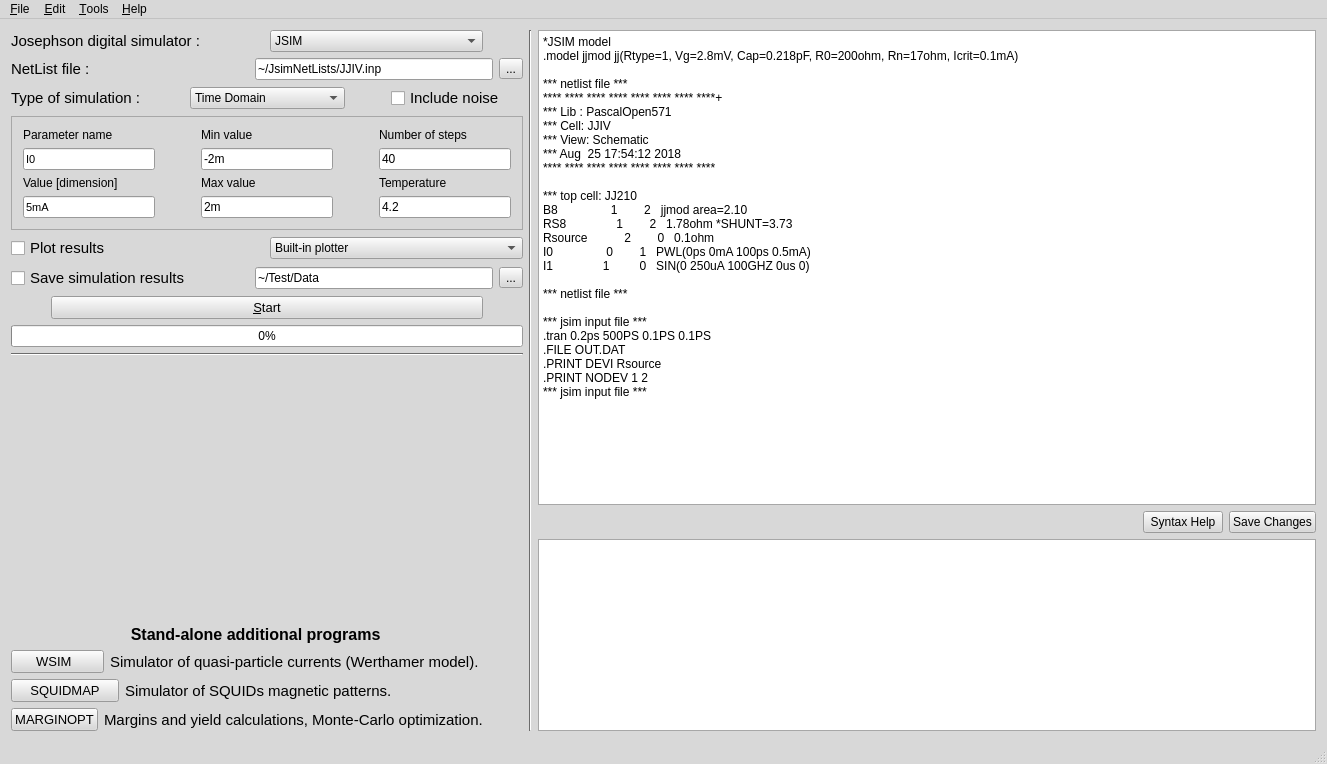
First picture: the form in mainwindow.ui, repository SasanRazm/JOINUS, before the edit.
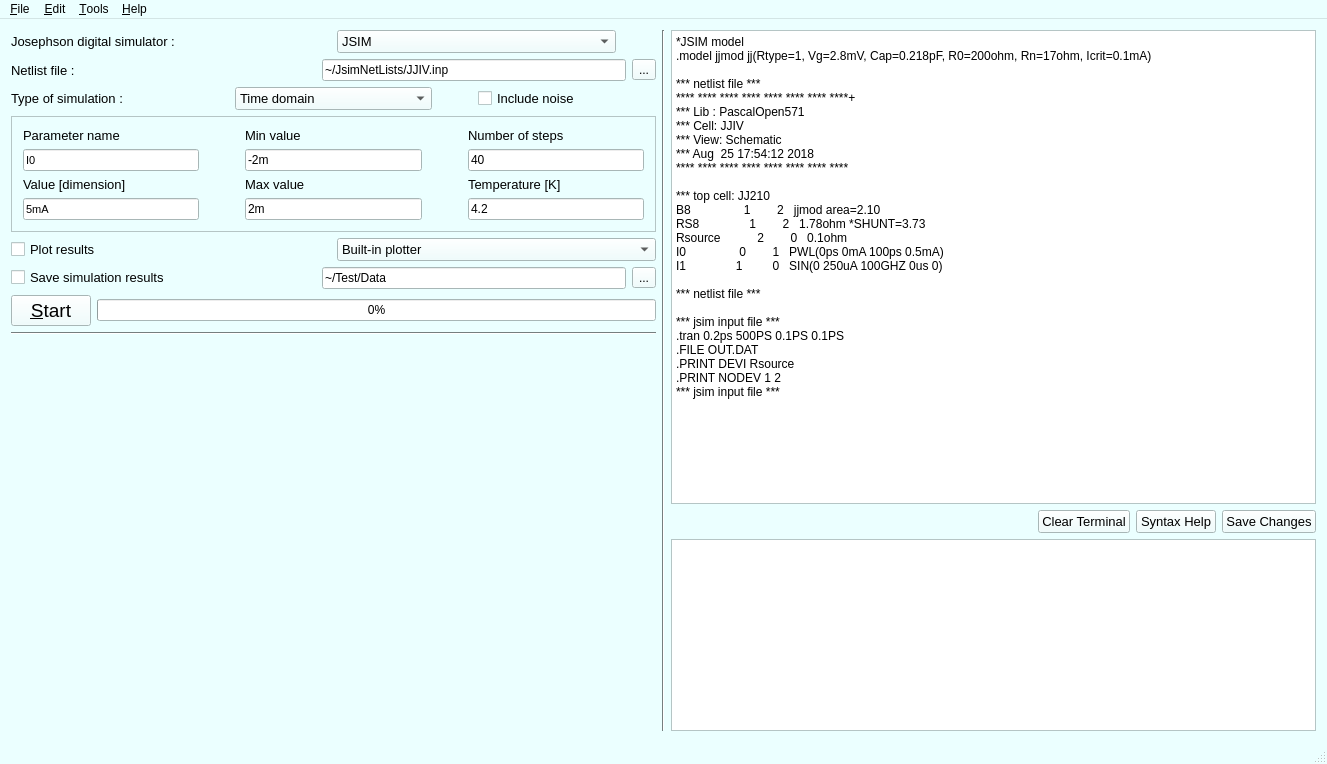
Second picture: the form after the edit.

```diff
--- a/mainwindow.ui
+++ b/mainwindow.ui
@@ -40,9 +40,9 @@
      <colorrole role="Button">
       <brush brushstyle="SolidPattern">
        <color alpha="255">
-        <red>216</red>
-        <green>216</green>
-        <blue>216</blue>
+        <red>235</red>
+        <green>255</green>
+        <blue>255</blue>
        </color>
       </brush>
      </colorrole>
@@ -58,27 +58,27 @@
      <colorrole role="Midlight">
       <brush brushstyle="SolidPattern">
        <color alpha="255">
-        <red>235</red>
-        <green>235</green>
-        <blue>235</blue>
+        <red>245</red>
+        <green>255</green>
+        <blue>255</blue>
        </color>
       </brush>
      </colorrole>
      <colorrole role="Dark">
       <brush brushstyle="SolidPattern">
        <color alpha="255">
-        <red>108</red>
-        <green>108</green>
-        <blue>108</blue>
+        <red>117</red>
+        <green>127</green>
+        <blue>127</blue>
        </color>
       </brush>
      </colorrole>
      <colorrole role="Mid">
       <brush brushstyle="SolidPattern">
        <color alpha="255">
-        <red>144</red>
-        <green>144</green>
-        <blue>144</blue>
+        <red>157</red>
+        <green>170</green>
+        <blue>170</blue>
        </color>
       </brush>
      </colorrole>
@@ -121,9 +121,9 @@
      <colorrole role="Window">
       <brush brushstyle="SolidPattern">
        <color alpha="255">
-        <red>216</red>
-        <green>216</green>
-        <blue>216</blue>
+        <red>235</red>
+        <green>255</green>
+        <blue>255</blue>
        </color>
       </brush>
      </colorrole>
@@ -139,9 +139,9 @@
      <colorrole role="AlternateBase">
       <brush brushstyle="SolidPattern">
        <color alpha="255">
-        <red>235</red>
-        <green>235</green>
-        <blue>235</blue>
+        <red>245</red>
+        <green>255</green>
+        <blue>255</blue>
        </color>
       </brush>
      </colorrole>
@@ -163,6 +163,15 @@
        </color>
       </brush>
      </colorrole>
+     <colorrole role="PlaceholderText">
+      <brush brushstyle="NoBrush">
+       <color alpha="128">
+        <red>0</red>
+        <green>0</green>
+        <blue>0</blue>
+       </color>
+      </brush>
+     </colorrole>
     </active>
     <inactive>
      <colorrole role="WindowText">
@@ -177,9 +186,9 @@
      <colorrole role="Button">
       <brush brushstyle="SolidPattern">
        <color alpha="255">
-        <red>216</red>
-        <green>216</green>
-        <blue>216</blue>
+        <red>235</red>
+        <green>255</green>
+        <blue>255</blue>
        </color>
       </brush>
      </colorrole>
@@ -195,27 +204,27 @@
      <colorrole role="Midlight">
       <brush brushstyle="SolidPattern">
        <color alpha="255">
-        <red>235</red>
-        <green>235</green>
-        <blue>235</blue>
+        <red>245</red>
+        <green>255</green>
+        <blue>255</blue>
        </color>
       </brush>
      </colorrole>
      <colorrole role="Dark">
       <brush brushstyle="SolidPattern">
        <color alpha="255">
-        <red>108</red>
-        <green>108</green>
-        <blue>108</blue>
+        <red>117</red>
+        <green>127</green>
+        <blue>127</blue>
        </color>
       </brush>
      </colorrole>
      <colorrole role="Mid">
       <brush brushstyle="SolidPattern">
        <color alpha="255">
-        <red>144</red>
-        <green>144</green>
-        <blue>144</blue>
+        <red>157</red>
+        <green>170</green>
+        <blue>170</blue>
        </color>
       </brush>
      </colorrole>
@@ -258,9 +267,9 @@
      <colorrole role="Window">
       <brush brushstyle="SolidPattern">
        <color alpha="255">
-        <red>216</red>
-        <green>216</green>
-        <blue>216</blue>
+        <red>235</red>
+        <green>255</green>
+        <blue>255</blue>
        </color>
       </brush>
      </colorrole>
@@ -276,9 +285,9 @@
      <colorrole role="AlternateBase">
       <brush brushstyle="SolidPattern">
        <color alpha="255">
-        <red>235</red>
-        <green>235</green>
-        <blue>235</blue>
+        <red>245</red>
+        <green>255</green>
+        <blue>255</blue>
        </color>
       </brush>
      </colorrole>
@@ -300,23 +309,32 @@
        </color>
       </brush>
      </colorrole>
+     <colorrole role="PlaceholderText">
+      <brush brushstyle="NoBrush">
+       <color alpha="128">
+        <red>0</red>
+        <green>0</green>
+        <blue>0</blue>
+       </color>
+      </brush>
+     </colorrole>
     </inactive>
     <disabled>
      <colorrole role="WindowText">
       <brush brushstyle="SolidPattern">
        <color alpha="255">
-        <red>108</red>
-        <green>108</green>
-        <blue>108</blue>
+        <red>117</red>
+        <green>127</green>
+        <blue>127</blue>
        </color>
       </brush>
      </colorrole>
      <colorrole role="Button">
       <brush brushstyle="SolidPattern">
        <color alpha="255">
-        <red>216</red>
-        <green>216</green>
-        <blue>216</blue>
+        <red>235</red>
+        <green>255</green>
+        <blue>255</blue>
        </color>
       </brush>
      </colorrole>
@@ -332,36 +350,36 @@
      <colorrole role="Midlight">
       <brush brushstyle="SolidPattern">
        <color alpha="255">
-        <red>235</red>
-        <green>235</green>
-        <blue>235</blue>
+        <red>245</red>
+        <green>255</green>
+        <blue>255</blue>
        </color>
       </brush>
      </colorrole>
      <colorrole role="Dark">
       <brush brushstyle="SolidPattern">
        <color alpha="255">
-        <red>108</red>
-        <green>108</green>
-        <blue>108</blue>
+        <red>117</red>
+        <green>127</green>
+        <blue>127</blue>
        </color>
       </brush>
      </colorrole>
      <colorrole role="Mid">
       <brush brushstyle="SolidPattern">
        <color alpha="255">
-        <red>144</red>
-        <green>144</green>
-        <blue>144</blue>
+        <red>157</red>
+        <green>170</green>
+        <blue>170</blue>
        </color>
       </brush>
      </colorrole>
      <colorrole role="Text">
       <brush brushstyle="SolidPattern">
        <color alpha="255">
-        <red>108</red>
-        <green>108</green>
-        <blue>108</blue>
+        <red>117</red>
+        <green>127</green>
+        <blue>127</blue>
        </color>
       </brush>
      </colorrole>
@@ -377,27 +395,27 @@
      <colorrole role="ButtonText">
       <brush brushstyle="SolidPattern">
        <color alpha="255">
-        <red>108</red>
-        <green>108</green>
-        <blue>108</blue>
+        <red>117</red>
+        <green>127</green>
+        <blue>127</blue>
        </color>
       </brush>
      </colorrole>
      <colorrole role="Base">
       <brush brushstyle="SolidPattern">
        <color alpha="255">
-        <red>216</red>
-        <green>216</green>
-        <blue>216</blue>
+        <red>235</red>
+        <green>255</green>
+        <blue>255</blue>
        </color>
       </brush>
      </colorrole>
      <colorrole role="Window">
       <brush brushstyle="SolidPattern">
        <color alpha="255">
-        <red>216</red>
-        <green>216</green>
-        <blue>216</blue>
+        <red>235</red>
+        <green>255</green>
+        <blue>255</blue>
        </color>
       </brush>
      </colorrole>
@@ -413,9 +431,9 @@
      <colorrole role="AlternateBase">
       <brush brushstyle="SolidPattern">
        <color alpha="255">
-        <red>216</red>
-        <green>216</green>
-        <blue>216</blue>
+        <red>235</red>
+        <green>255</green>
+        <blue>255</blue>
        </color>
       </brush>
      </colorrole>
@@ -437,11 +455,20 @@
        </color>
       </brush>
      </colorrole>
+     <colorrole role="PlaceholderText">
+      <brush brushstyle="NoBrush">
+       <color alpha="128">
+        <red>0</red>
+        <green>0</green>
+        <blue>0</blue>
+       </color>
+      </brush>
+     </colorrole>
     </disabled>
    </palette>
   </property>
   <property name="cursor">
-   <cursorShape>PointingHandCursor</cursorShape>
+   <cursorShape>ArrowCursor</cursorShape>
   </property>
   <property name="focusPolicy">
    <enum>Qt::NoFocus</enum>
@@ -450,7 +477,7 @@
    <enum>Qt::DefaultContextMenu</enum>
   </property>
   <property name="windowTitle">
-   <string>JOINUS - JOsephson INterface Utility Software</string>
+   <string>JOINUS 2.0- JOsephson INterface Utility Software</string>
   </property>
   <property name="toolButtonStyle">
    <enum>Qt::ToolButtonTextBesideIcon</enum>
@@ -472,9 +499,8 @@
              <widget class="QLabel" name="label">
               <property name="font">
                <font>
-                <pointsize>11</pointsize>
-                <weight>50</weight>
-                <bold>false</bold>
+                <family>Arial</family>
+                <pointsize>10</pointsize>
                </font>
               </property>
               <property name="text">
@@ -500,6 +526,12 @@
             </item>
             <item>
              <widget class="QComboBox" name="SimComboBox">
+              <property name="font">
+               <font>
+                <family>Arial</family>
+                <pointsize>10</pointsize>
+               </font>
+              </property>
               <property name="statusTip">
                <string>Choose Simulator Executable File</string>
               </property>
@@ -510,7 +542,7 @@
               </item>
               <item>
                <property name="text">
-                <string>JoSIM</string>
+                <string>JoSIM (V2.3)</string>
                </property>
               </item>
              </widget>
@@ -539,13 +571,12 @@
              <widget class="QLabel" name="label_2">
               <property name="font">
                <font>
-                <pointsize>11</pointsize>
-                <weight>50</weight>
-                <bold>false</bold>
+                <family>Arial</family>
+                <pointsize>10</pointsize>
                </font>
               </property>
               <property name="text">
-               <string>NetList file :</string>
+               <string>Netlist file :</string>
               </property>
              </widget>
             </item>
@@ -583,9 +614,8 @@
              <widget class="QLabel" name="label_3">
               <property name="font">
                <font>
-                <pointsize>11</pointsize>
-                <weight>50</weight>
-                <bold>false</bold>
+                <family>Arial</family>
+                <pointsize>10</pointsize>
                </font>
               </property>
               <property name="text">
@@ -611,6 +641,12 @@
             </item>
             <item>
              <widget class="QComboBox" name="TypeComboBox">
+              <property name="font">
+               <font>
+                <family>Arial</family>
+                <pointsize>10</pointsize>
+               </font>
+              </property>
               <property name="statusTip">
                <string>Choose Simulatoin Type From List</string>
               </property>
@@ -622,37 +658,37 @@
               </property>
               <item>
                <property name="text">
-                <string>Time Domain</string>
+                <string>Time domain</string>
                </property>
               </item>
               <item>
                <property name="text">
-                <string>I-V Characteristics</string>
+                <string>Parametric analysis</string>
                </property>
               </item>
               <item>
                <property name="text">
-                <string>Parametric Analysis</string>
+                <string>Temperature analysis</string>
                </property>
               </item>
               <item>
                <property name="text">
-                <string>Temperature Analysis</string>
+                <string>Bit Error Rate (BER)</string>
                </property>
               </item>
               <item>
                <property name="text">
-                <string>Bit Error Rate</string>
+                <string>Frequency response</string>
                </property>
               </item>
               <item>
                <property name="text">
-                <string>Frequency Response</string>
+                <string>I-V characteristics (accurate)</string>
                </property>
               </item>
               <item>
                <property name="text">
-                <string>I-V Characteristics Fast</string>
+                <string>I-V characteristics (fast)</string>
                </property>
               </item>
              </widget>
@@ -677,9 +713,8 @@
              <widget class="QCheckBox" name="NoiseCheckBox">
               <property name="font">
                <font>
-                <pointsize>11</pointsize>
-                <weight>50</weight>
-                <bold>false</bold>
+                <family>Arial</family>
+                <pointsize>10</pointsize>
                </font>
               </property>
               <property name="statusTip">
@@ -709,7 +744,8 @@
                   <widget class="QLabel" name="label_11">
                    <property name="font">
                     <font>
-                     <pointsize>9</pointsize>
+                     <family>Arial</family>
+                     <pointsize>10</pointsize>
                     </font>
                    </property>
                    <property name="text">
@@ -745,7 +781,8 @@
                   <widget class="QLabel" name="label_12">
                    <property name="font">
                     <font>
-                     <pointsize>9</pointsize>
+                     <family>Arial</family>
+                     <pointsize>10</pointsize>
                     </font>
                    </property>
                    <property name="frameShape">
@@ -804,7 +841,8 @@
                   <widget class="QLabel" name="label_9">
                    <property name="font">
                     <font>
-                     <pointsize>9</pointsize>
+                     <family>Arial</family>
+                     <pointsize>10</pointsize>
                     </font>
                    </property>
                    <property name="text">
@@ -835,7 +873,8 @@
                   <widget class="QLabel" name="label_10">
                    <property name="font">
                     <font>
-                     <pointsize>9</pointsize>
+                     <family>Arial</family>
+                     <pointsize>10</pointsize>
                     </font>
                    </property>
                    <property name="text">
@@ -886,7 +925,8 @@
                   <widget class="QLabel" name="label_7">
                    <property name="font">
                     <font>
-                     <pointsize>9</pointsize>
+                     <family>Arial</family>
+                     <pointsize>10</pointsize>
                     </font>
                    </property>
                    <property name="text">
@@ -917,11 +957,12 @@
                   <widget class="QLabel" name="label_8">
                    <property name="font">
                     <font>
-                     <pointsize>9</pointsize>
+                     <family>Arial</family>
+                     <pointsize>10</pointsize>
                     </font>
                    </property>
                    <property name="text">
-                    <string>Temperature</string>
+                    <string>Temperature [K]</string>
                    </property>
                   </widget>
                  </item>
@@ -957,9 +998,8 @@
              <widget class="QCheckBox" name="PlotCheckBox">
               <property name="font">
                <font>
-                <pointsize>11</pointsize>
-                <weight>50</weight>
-                <bold>false</bold>
+                <family>Arial</family>
+                <pointsize>10</pointsize>
                </font>
               </property>
               <property name="statusTip">
@@ -975,6 +1015,12 @@
             </item>
             <item>
              <widget class="QComboBox" name="PlotComboBox">
+              <property name="font">
+               <font>
+                <family>Arial</family>
+                <pointsize>10</pointsize>
+               </font>
+              </property>
               <property name="statusTip">
                <string>Choose Your Plotter from List.</string>
               </property>
@@ -1003,9 +1049,8 @@
              <widget class="QCheckBox" name="SaveCheckBox">
               <property name="font">
                <font>
-                <pointsize>11</pointsize>
-                <weight>50</weight>
-                <bold>false</bold>
+                <family>Arial</family>
+                <pointsize>10</pointsize>
                </font>
               </property>
               <property name="text">
@@ -1040,27 +1085,18 @@
           </item>
           <item>
            <layout class="QHBoxLayout" name="horizontalLayout_12">
-            <item>
-             <spacer name="horizontalSpacer_13">
-              <property name="orientation">
-               <enum>Qt::Horizontal</enum>
-              </property>
-              <property name="sizeType">
-               <enum>QSizePolicy::Minimum</enum>
-              </property>
-              <property name="sizeHint" stdset="0">
-               <size>
-                <width>40</width>
-                <height>20</height>
-               </size>
-              </property>
-             </spacer>
-            </item>
             <item>
              <widget class="QPushButton" name="StartPushButton">
+              <property name="sizePolicy">
+               <sizepolicy hsizetype="Minimum" vsizetype="Fixed">
+                <horstretch>0</horstretch>
+                <verstretch>0</verstretch>
+               </sizepolicy>
+              </property>
               <property name="font">
                <font>
-                <pointsize>10</pointsize>
+                <family>Arial</family>
+                <pointsize>14</pointsize>
                </font>
               </property>
               <property name="statusTip">
@@ -1072,42 +1108,26 @@
              </widget>
             </item>
             <item>
-             <spacer name="horizontalSpacer_14">
-              <property name="orientation">
-               <enum>Qt::Horizontal</enum>
+             <widget class="QProgressBar" name="ProgressBar">
+              <property name="sizePolicy">
+               <sizepolicy hsizetype="Expanding" vsizetype="Fixed">
+                <horstretch>0</horstretch>
+                <verstretch>0</verstretch>
+               </sizepolicy>
               </property>
-              <property name="sizeType">
-               <enum>QSizePolicy::Minimum</enum>
+              <property name="toolTip">
+               <string>Shows the progress of the simulation</string>
               </property>
-              <property name="sizeHint" stdset="0">
-               <size>
-                <width>40</width>
-                <height>20</height>
-               </size>
+              <property name="statusTip">
+               <string>Progress of Your Simulation, Be Patient!</string>
               </property>
-             </spacer>
+              <property name="value">
+               <number>0</number>
+              </property>
+             </widget>
             </item>
            </layout>
           </item>
-          <item>
-           <widget class="QProgressBar" name="ProgressBar">
-            <property name="sizePolicy">
-             <sizepolicy hsizetype="Preferred" vsizetype="Fixed">
-              <horstretch>0</horstretch>
-              <verstretch>0</verstretch>
-             </sizepolicy>
-            </property>
-            <property name="toolTip">
-             <string>Shows the progress of the simulation</string>
-            </property>
-            <property name="statusTip">
-             <string>Progress of Your Simulation, Be Patient!</string>
-            </property>
-            <property name="value">
-             <number>0</number>
-            </property>
-           </widget>
-          </item>
          </layout>
         </item>
         <item>
@@ -1130,200 +1150,6 @@
           </property>
          </spacer>
         </item>
-        <item>
-         <widget class="QLabel" name="label_13">
-          <property name="font">
-           <font>
-            <pointsize>12</pointsize>
-            <weight>75</weight>
-            <bold>true</bold>
-           </font>
-          </property>
-          <property name="text">
-           <string>                           Stand-alone additional programs</string>
-          </property>
-         </widget>
-        </item>
-        <item>
-         <layout class="QVBoxLayout" name="verticalLayout_8">
-          <item>
-           <layout class="QVBoxLayout" name="verticalLayout_5">
-            <item>
-             <layout class="QHBoxLayout" name="horizontalLayout_10">
-              <item>
-               <widget class="QPushButton" name="WSIMPushBottun">
-                <property name="font">
-                 <font>
-                  <pointsize>10</pointsize>
-                 </font>
-                </property>
-                <property name="toolTip">
-                 <string>Werthamer model simulator program.</string>
-                </property>
-                <property name="text">
-                 <string>    WSIM      </string>
-                </property>
-               </widget>
-              </item>
-              <item>
-               <widget class="QLabel" name="label_4">
-                <property name="sizePolicy">
-                 <sizepolicy hsizetype="Minimum" vsizetype="Minimum">
-                  <horstretch>0</horstretch>
-                  <verstretch>0</verstretch>
-                 </sizepolicy>
-                </property>
-                <property name="font">
-                 <font>
-                  <pointsize>11</pointsize>
-                 </font>
-                </property>
-                <property name="text">
-                 <string>Simulator of quasi-particle currents (Werthamer model). </string>
-                </property>
-               </widget>
-              </item>
-              <item>
-               <spacer name="horizontalSpacer_8">
-                <property name="orientation">
-                 <enum>Qt::Horizontal</enum>
-                </property>
-                <property name="sizeType">
-                 <enum>QSizePolicy::Preferred</enum>
-                </property>
-                <property name="sizeHint" stdset="0">
-                 <size>
-                  <width>40</width>
-                  <height>20</height>
-                 </size>
-                </property>
-               </spacer>
-              </item>
-             </layout>
-            </item>
-            <item>
-             <layout class="QHBoxLayout" name="horizontalLayout_9">
-              <item>
-               <widget class="QPushButton" name="SQUIDPushBottun">
-                <property name="sizePolicy">
-                 <sizepolicy hsizetype="Minimum" vsizetype="Fixed">
-                  <horstretch>0</horstretch>
-                  <verstretch>0</verstretch>
-                 </sizepolicy>
-                </property>
-                <property name="font">
-                 <font>
-                  <pointsize>10</pointsize>
-                 </font>
-                </property>
-                <property name="toolTip">
-                 <string>Magnetic patterns of the SQUID simulator.</string>
-                </property>
-                <property name="text">
-                 <string>SQUIDMAP</string>
-                </property>
-               </widget>
-              </item>
-              <item>
-               <widget class="QLabel" name="label_5">
-                <property name="sizePolicy">
-                 <sizepolicy hsizetype="Minimum" vsizetype="Minimum">
-                  <horstretch>0</horstretch>
-                  <verstretch>0</verstretch>
-                 </sizepolicy>
-                </property>
-                <property name="font">
-                 <font>
-                  <pointsize>11</pointsize>
-                 </font>
-                </property>
-                <property name="text">
-                 <string>Simulator of SQUIDs magnetic patterns.                      </string>
-                </property>
-               </widget>
-              </item>
-              <item>
-               <spacer name="horizontalSpacer_10">
-                <property name="orientation">
-                 <enum>Qt::Horizontal</enum>
-                </property>
-                <property name="sizeType">
-                 <enum>QSizePolicy::Preferred</enum>
-                </property>
-                <property name="sizeHint" stdset="0">
-                 <size>
-                  <width>40</width>
-                  <height>20</height>
-                 </size>
-                </property>
-               </spacer>
-              </item>
-             </layout>
-            </item>
-           </layout>
-          </item>
-          <item>
-           <layout class="QVBoxLayout" name="verticalLayout_6">
-            <item>
-             <layout class="QHBoxLayout" name="horizontalLayout_11">
-              <item>
-               <widget class="QPushButton" name="AmbPushBottun">
-                <property name="font">
-                 <font>
-                  <pointsize>10</pointsize>
-                 </font>
-                </property>
-                <property name="toolTip">
-                 <string>Monte Carlo optimizer and bias margin calculations.</string>
-                </property>
-                <property name="statusTip">
-                 <string>Monte Carlo Optimization of the given netlist, with same syntax as Auto5.</string>
-                </property>
-                <property name="text">
-                 <string>MARGINOPT</string>
-                </property>
-               </widget>
-              </item>
-              <item>
-               <widget class="QLabel" name="label_6">
-                <property name="sizePolicy">
-                 <sizepolicy hsizetype="Minimum" vsizetype="Minimum">
-                  <horstretch>0</horstretch>
-                  <verstretch>0</verstretch>
-                 </sizepolicy>
-                </property>
-                <property name="font">
-                 <font>
-                  <pointsize>11</pointsize>
-                 </font>
-                </property>
-                <property name="text">
-                 <string>Margins and yield calculations, Monte-Carlo optimization.</string>
-                </property>
-               </widget>
-              </item>
-              <item>
-               <spacer name="horizontalSpacer_12">
-                <property name="orientation">
-                 <enum>Qt::Horizontal</enum>
-                </property>
-                <property name="sizeType">
-                 <enum>QSizePolicy::Preferred</enum>
-                </property>
-                <property name="sizeHint" stdset="0">
-                 <size>
-                  <width>40</width>
-                  <height>20</height>
-                 </size>
-                </property>
-               </spacer>
-              </item>
-             </layout>
-            </item>
-           </layout>
-          </item>
-         </layout>
-        </item>
        </layout>
       </item>
       <item>
@@ -1391,8 +1217,27 @@
             </property>
            </spacer>
           </item>
+          <item>
+           <widget class="QPushButton" name="ClearTerminalpushButton">
+            <property name="font">
+             <font>
+              <family>Arial</family>
+              <pointsize>10</pointsize>
+             </font>
+            </property>
+            <property name="text">
+             <string>Clear Terminal</string>
+            </property>
+           </widget>
+          </item>
           <item>
            <widget class="QPushButton" name="TemplateNetListPushBottun">
+            <property name="font">
+             <font>
+              <family>Arial</family>
+              <pointsize>10</pointsize>
+             </font>
+            </property>
             <property name="toolTip">
              <string>Opens the help file for JSIIM and Auto5.</string>
             </property>
@@ -1403,6 +1248,12 @@
           </item>
           <item>
            <widget class="QPushButton" name="SaveNetListPushBottun">
+            <property name="font">
+             <font>
+              <family>Arial</family>
+              <pointsize>10</pointsize>
+             </font>
+            </property>
             <property name="toolTip">
              <string>Saves the changes to the netlist.</string>
             </property>
@@ -1421,6 +1272,12 @@
             <verstretch>0</verstretch>
            </sizepolicy>
           </property>
+          <property name="font">
+           <font>
+            <family>Arial</family>
+            <pointsize>14</pointsize>
+           </font>
+          </property>
           <property name="cursor" stdset="0">
            <cursorShape>IBeamCursor</cursorShape>
           </property>
@@ -1450,7 +1307,7 @@
      <x>0</x>
      <y>0</y>
      <width>1327</width>
-     <height>25</height>
+     <height>26</height>
     </rect>
    </property>
    <widget class="QMenu" name="FileMenu">
@@ -1469,6 +1326,7 @@
      <string>&amp;Edit</string>
     </property>
     <addaction name="actionFont_Properties"/>
+    <addaction name="actionChange_background_color"/>
     <addaction name="separator"/>
     <addaction name="actionEdit_Simulator_Engines"/>
     <addaction name="actionEdit_Plotter_Engines"/>
@@ -1479,9 +1337,16 @@
     </property>
     <addaction name="action_Open_Console"/>
     <addaction name="actionSet_Temperature"/>
-    <addaction name="actionRun_Custom_Plotter"/>
     <addaction name="actionIV_Curve_Statistical_Noise"/>
+    <addaction name="separator"/>
+    <addaction name="actionRun_Custom_Plotter"/>
+    <addaction name="actionAUTO5"/>
+    <addaction name="separator"/>
     <addaction name="actionSet_Advanced_values"/>
+    <addaction name="separator"/>
+    <addaction name="action_WSIM"/>
+    <addaction name="actionSQUID_MAP"/>
+    <addaction name="actionMAR_GINOPT"/>
    </widget>
    <widget class="QMenu" name="menuHelp">
     <property name="title">
@@ -1489,8 +1354,11 @@
     </property>
     <addaction name="actionAbout"/>
     <addaction name="actionManuals"/>
+    <addaction name="actionJSIM_manual"/>
+    <addaction name="actionJ_oSIM_manual"/>
     <addaction name="separator"/>
     <addaction name="actionMore_Info"/>
+    <addaction name="action_Wizard"/>
    </widget>
    <addaction name="FileMenu"/>
    <addaction name="menuEdit"/>
@@ -1504,12 +1372,12 @@
   </widget>
   <action name="MenuNew_Simulation">
    <property name="text">
-    <string>&amp;New Simulation</string>
+    <string>&amp;New project</string>
    </property>
   </action>
   <action name="MenuOpen">
    <property name="text">
-    <string>&amp;Load State</string>
+    <string>&amp;Load workspace</string>
    </property>
    <property name="toolTip">
     <string>Loads previous saved State</string>
@@ -1520,7 +1388,7 @@
   </action>
   <action name="MenuSave">
    <property name="text">
-    <string>&amp;Save State</string>
+    <string>&amp;Save workspace</string>
    </property>
    <property name="toolTip">
     <string>Saves the state of the machine.</string>
@@ -1536,12 +1404,12 @@
     <bool>false</bool>
    </property>
    <property name="text">
-    <string>A&amp;bout</string>
+    <string>A&amp;bout JOINUS...</string>
    </property>
   </action>
   <action name="actionManuals">
    <property name="text">
-    <string>&amp;Manual</string>
+    <string>JOINUS user &amp;manual</string>
    </property>
   </action>
   <action name="actionMore_Info">
@@ -1608,7 +1476,7 @@
     <bool>false</bool>
    </property>
    <property name="text">
-    <string>Edit &amp;Simulator Engines</string>
+    <string>Edit &amp;simulators</string>
    </property>
    <property name="statusTip">
     <string>Edits the commands that run simulators.</string>
@@ -1619,7 +1487,7 @@
     <bool>false</bool>
    </property>
    <property name="text">
-    <string>Edit &amp;Plotter Engines</string>
+    <string>Edit &amp;plotters</string>
    </property>
    <property name="statusTip">
     <string>Edits the commands that run plotter engines.</string>
@@ -1627,7 +1495,7 @@
   </action>
   <action name="actionRun_Custom_Plotter">
    <property name="text">
-    <string>Run &amp;Custom Plotter</string>
+    <string>Run &amp;custom plotter...</string>
    </property>
    <property name="statusTip">
     <string>Starts the embedded plotter tool.</string>
@@ -1641,7 +1509,7 @@
     <bool>true</bool>
    </property>
    <property name="text">
-    <string>IV-Curve Statistical &amp;Noise</string>
+    <string>Adaptive &amp;step width (slower!)</string>
    </property>
    <property name="statusTip">
     <string>Modify the IV Curve Noise model from normal JSIM noise model to Brownian noise model.</string>
@@ -1649,12 +1517,70 @@
   </action>
   <action name="actionSet_Advanced_values">
    <property name="text">
-    <string>Set &amp;Advanced values</string>
+    <string>&amp;Advanced settings...</string>
    </property>
   </action>
   <action name="actionSet_Temperature">
    <property name="text">
-    <string>Set &amp;Temperature</string>
+    <string>Set chip &amp;temperature</string>
+   </property>
+  </action>
+  <action name="actionAUTO5">
+   <property name="text">
+    <string>&amp;Optimizer and margin analyzer...</string>
+   </property>
+  </action>
+  <action name="actionChange_background_color">
+   <property name="text">
+    <string>Change background color</string>
+   </property>
+  </action>
+  <action name="action_WSIM">
+   <property name="enabled">
+    <bool>false</bool>
+   </property>
+   <property name="text">
+    <string>&amp;WSIM</string>
+   </property>
+   <property name="visible">
+    <bool>true</bool>
+   </property>
+  </action>
+  <action name="actionSQUID_MAP">
+   <property name="enabled">
+    <bool>true</bool>
+   </property>
+   <property name="text">
+    <string>SQUID&amp;MAP</string>
+   </property>
+  </action>
+  <action name="actionMAR_GINOPT">
+   <property name="enabled">
+    <bool>false</bool>
+   </property>
+   <property name="text">
+    <string>MAR&amp;GINOPT</string>
+   </property>
+   <property name="visible">
+    <bool>false</bool>
+   </property>
+  </action>
+  <action name="action_Wizard">
+   <property name="enabled">
+    <bool>false</bool>
+   </property>
+   <property name="text">
+    <string>&amp;Wizard</string>
+   </property>
+  </action>
+  <action name="actionJ_oSIM_manual">
+   <property name="text">
+    <string>J&amp;oSIM manual</string>
+   </property>
+  </action>
+  <action name="actionJSIM_manual">
+   <property name="text">
+    <string>&amp;JSIM manual</string>
    </property>
   </action>
  </widget>
```
Left out of the diff: 2 changed lines with no effect on the pictures.
